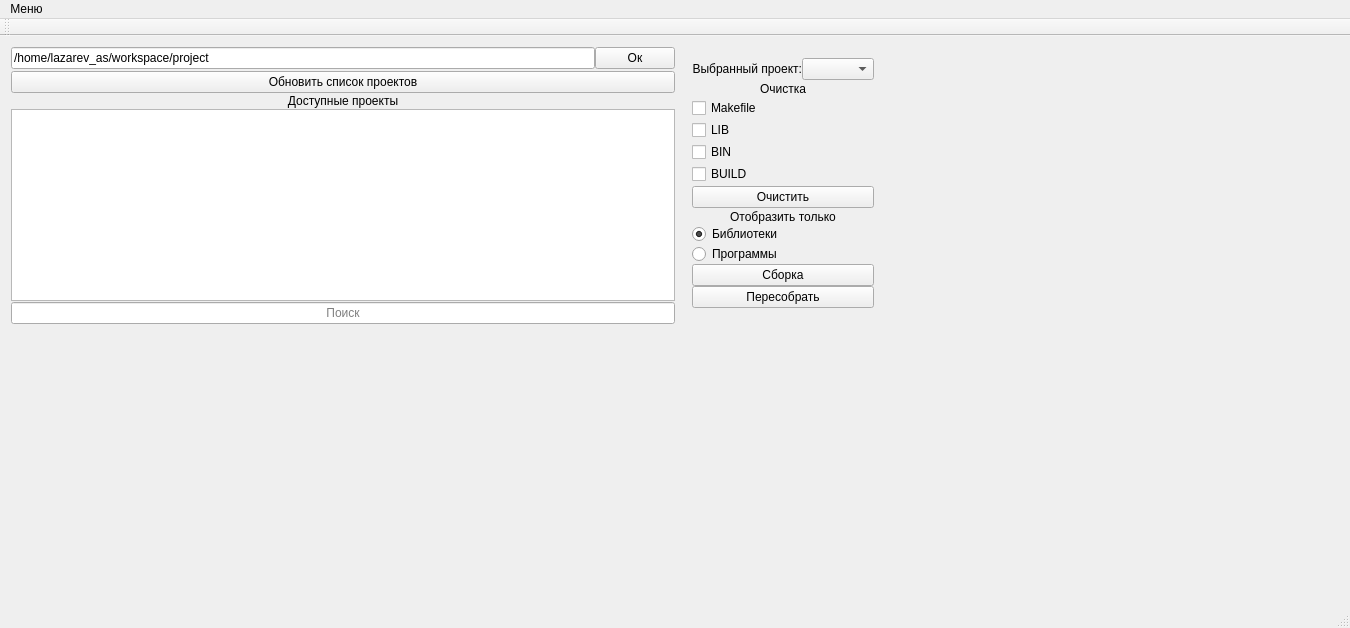
First picture: the form in src/gui/mainwindow.ui, repository VinTRiZz/ProjectUtility, before the edit.
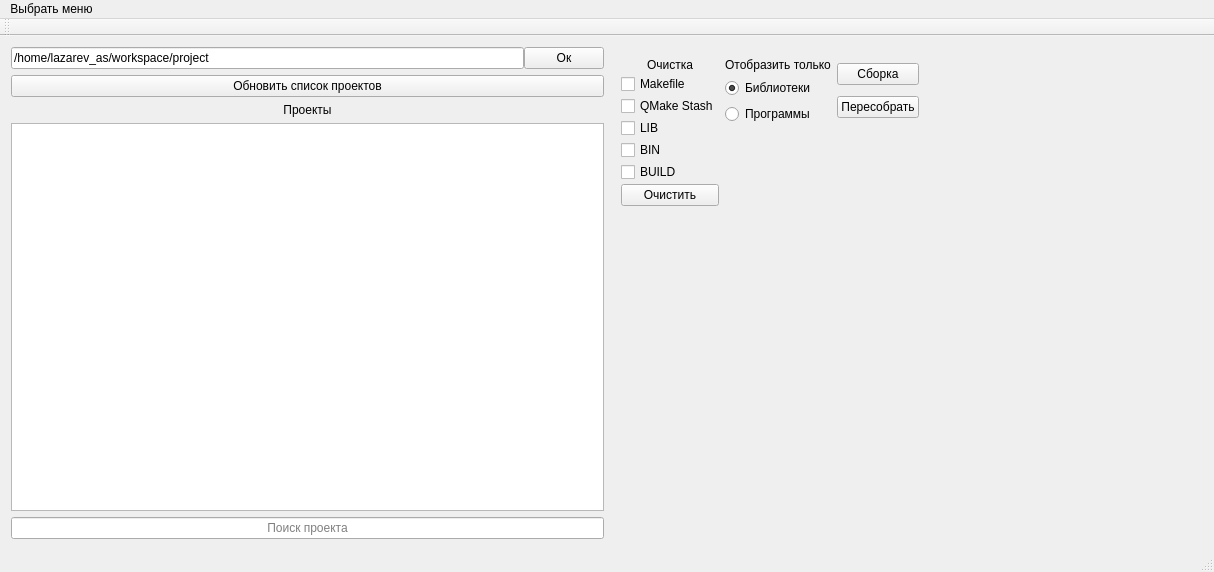
Second picture: the form after the edit. The open tabs and pages were chosen to show the change.

The edit to the form file:
```diff
--- a/src/gui/mainwindow.ui
+++ b/src/gui/mainwindow.ui
@@ -6,8 +6,8 @@
    <rect>
     <x>0</x>
     <y>0</y>
-    <width>1350</width>
-    <height>628</height>
+    <width>1214</width>
+    <height>572</height>
    </rect>
   </property>
   <property name="windowTitle">
@@ -15,16 +15,106 @@
   </property>
   <widget class="QWidget" name="centralWidget">
    <layout class="QGridLayout" name="gridLayout_2">
-    <item row="0" column="2" rowspan="3">
+    <item row="0" column="0">
+     <layout class="QVBoxLayout" name="verticalLayout_7">
+      <item>
+       <layout class="QHBoxLayout" name="horizontalLayout_3">
+        <property name="spacing">
+         <number>0</number>
+        </property>
+        <item>
+         <widget class="QLineEdit" name="basePath_lineEdit">
+          <property name="text">
+           <string>/home/lazarev_as/workspace/project</string>
+          </property>
+          <property name="placeholderText">
+           <string>Директория с проектами</string>
+          </property>
+         </widget>
+        </item>
+        <item>
+         <widget class="QPushButton" name="acceptBasePath_pushButton">
+          <property name="text">
+           <string>Ок</string>
+          </property>
+         </widget>
+        </item>
+       </layout>
+      </item>
+      <item>
+       <widget class="QPushButton" name="update_pushButton">
+        <property name="sizePolicy">
+         <sizepolicy hsizetype="Preferred" vsizetype="Fixed">
+          <horstretch>0</horstretch>
+          <verstretch>0</verstretch>
+         </sizepolicy>
+        </property>
+        <property name="minimumSize">
+         <size>
+          <width>0</width>
+          <height>0</height>
+         </size>
+        </property>
+        <property name="text">
+         <string>Обновить список проектов</string>
+        </property>
+       </widget>
+      </item>
+      <item>
+       <widget class="QLabel" name="label">
+        <property name="sizePolicy">
+         <sizepolicy hsizetype="Preferred" vsizetype="Fixed">
+          <horstretch>0</horstretch>
+          <verstretch>0</verstretch>
+         </sizepolicy>
+        </property>
+        <property name="layoutDirection">
+         <enum>Qt::LeftToRight</enum>
+        </property>
+        <property name="text">
+         <string>Проекты</string>
+        </property>
+        <property name="alignment">
+         <set>Qt::AlignCenter</set>
+        </property>
+       </widget>
+      </item>
+      <item>
+       <widget class="QListWidget" name="projects_listWidget">
+        <property name="focusPolicy">
+         <enum>Qt::NoFocus</enum>
+        </property>
+        <property name="sortingEnabled">
+         <bool>true</bool>
+        </property>
+       </widget>
+      </item>
+      <item>
+       <widget class="QLineEdit" name="searchProject_lineEdit">
+        <property name="alignment">
+         <set>Qt::AlignCenter</set>
+        </property>
+        <property name="placeholderText">
+         <string>Поиск проекта</string>
+        </property>
+       </widget>
+      </item>
+     </layout>
+    </item>
+    <item row="0" column="1">
      <widget class="QStackedWidget" name="stackedWidget">
+      <property name="sizePolicy">
+       <sizepolicy hsizetype="Expanding" vsizetype="Expanding">
+        <horstretch>0</horstretch>
+        <verstretch>0</verstretch>
+       </sizepolicy>
+      </property>
       <property name="currentIndex">
        <number>1</number>
       </property>
       <widget class="QWidget" name="page">
-       <layout class="QVBoxLayout" name="verticalLayout_5">
-        <item>
-         <layout class="QHBoxLayout" name="horizontalLayout_5">
-          <item>
+       <layout class="QGridLayout" name="gridLayout_4">
+        <item row="0" column="0" rowspan="2">
            <layout class="QVBoxLayout" name="verticalLayout_3">
             <property name="spacing">
              <number>2</number>
@@ -32,32 +122,6 @@
             <property name="sizeConstraint">
              <enum>QLayout::SetDefaultConstraint</enum>
             </property>
-            <item>
-             <layout class="QHBoxLayout" name="horizontalLayout">
-              <property name="spacing">
-               <number>0</number>
-              </property>
-              <item>
-               <widget class="QLabel" name="label">
-                <property name="sizePolicy">
-                 <sizepolicy hsizetype="Preferred" vsizetype="Fixed">
-                  <horstretch>0</horstretch>
-                  <verstretch>0</verstretch>
-                 </sizepolicy>
-                </property>
-                <property name="text">
-                 <string>Выбранный проект:</string>
-                </property>
-                <property name="alignment">
-                 <set>Qt::AlignRight|Qt::AlignTrailing|Qt::AlignVCenter</set>
-                </property>
-               </widget>
-              </item>
-              <item>
-               <widget class="QComboBox" name="project_comboBox"/>
-              </item>
-             </layout>
-            </item>
             <item>
              <widget class="QLabel" name="label_4">
               <property name="sizePolicy">
@@ -84,6 +148,13 @@
               </property>
              </widget>
             </item>
+          <item>
+           <widget class="QCheckBox" name="qmakeStash_checkBox">
+            <property name="text">
+             <string>QMake Stash</string>
+            </property>
+           </widget>
+          </item>
             <item>
              <widget class="QCheckBox" name="lib_checkBox">
               <property name="focusPolicy">
@@ -122,10 +193,22 @@
              </widget>
             </item>
             <item>
-             <layout class="QVBoxLayout" name="verticalLayout_4">
-              <property name="spacing">
-               <number>0</number>
-              </property>
+           <spacer name="verticalSpacer_3">
+            <property name="orientation">
+             <enum>Qt::Vertical</enum>
+            </property>
+            <property name="sizeHint" stdset="0">
+             <size>
+              <width>20</width>
+              <height>40</height>
+             </size>
+            </property>
+           </spacer>
+          </item>
+         </layout>
+        </item>
+        <item row="0" column="1">
+         <layout class="QVBoxLayout" name="verticalLayout_5">
               <item>
                <widget class="QLabel" name="label_5">
                 <property name="sizePolicy">
@@ -159,6 +242,10 @@
                 </property>
                </widget>
               </item>
+         </layout>
+        </item>
+        <item row="0" column="2">
+         <layout class="QVBoxLayout" name="verticalLayout_4">
               <item>
                <widget class="QPushButton" name="build_pushButton">
                 <property name="text">
@@ -175,35 +262,44 @@
               </item>
              </layout>
             </item>
-            <item>
-             <spacer name="verticalSpacer_3">
-              <property name="orientation">
-               <enum>Qt::Vertical</enum>
-              </property>
-              <property name="sizeHint" stdset="0">
-               <size>
-                <width>20</width>
-                <height>40</height>
-               </size>
-              </property>
-             </spacer>
-            </item>
-           </layout>
-          </item>
-          <item>
+        <item row="0" column="3">
            <spacer name="horizontalSpacer_4">
             <property name="orientation">
              <enum>Qt::Horizontal</enum>
             </property>
             <property name="sizeHint" stdset="0">
              <size>
-              <width>40</width>
+            <width>231</width>
               <height>20</height>
              </size>
             </property>
            </spacer>
           </item>
-         </layout>
+        <item row="1" column="1">
+         <spacer name="verticalSpacer">
+          <property name="orientation">
+           <enum>Qt::Vertical</enum>
+          </property>
+          <property name="sizeHint" stdset="0">
+           <size>
+            <width>20</width>
+            <height>370</height>
+           </size>
+          </property>
+         </spacer>
+        </item>
+        <item row="1" column="2">
+         <spacer name="verticalSpacer_2">
+          <property name="orientation">
+           <enum>Qt::Vertical</enum>
+          </property>
+          <property name="sizeHint" stdset="0">
+           <size>
+            <width>20</width>
+            <height>370</height>
+           </size>
+          </property>
+         </spacer>
         </item>
        </layout>
       </widget>
@@ -336,63 +432,44 @@
           </item>
          </layout>
         </item>
-       </layout>
-      </widget>
-     </widget>
-    </item>
-    <item row="0" column="0" colspan="2">
-     <layout class="QVBoxLayout" name="verticalLayout_7">
+        <item row="1" column="1">
+         <layout class="QVBoxLayout" name="verticalLayout_2">
       <property name="spacing">
        <number>2</number>
       </property>
       <item>
-       <layout class="QHBoxLayout" name="horizontalLayout_3">
-        <property name="spacing">
-         <number>0</number>
-        </property>
-        <item>
-         <widget class="QLineEdit" name="basePath_lineEdit">
+           <widget class="QLabel" name="label_2">
+            <property name="sizePolicy">
+             <sizepolicy hsizetype="Preferred" vsizetype="Fixed">
+              <horstretch>0</horstretch>
+              <verstretch>0</verstretch>
+             </sizepolicy>
+            </property>
           <property name="text">
-           <string>/home/lazarev_as/workspace/project</string>
-          </property>
-          <property name="placeholderText">
-           <string>Директория с проектами</string>
+             <string>Подключенные библиотеки</string>
+            </property>
+            <property name="alignment">
+             <set>Qt::AlignCenter</set>
           </property>
          </widget>
         </item>
         <item>
-         <widget class="QPushButton" name="acceptBasePath_pushButton">
-          <property name="text">
-           <string>Ок</string>
+           <widget class="QListWidget" name="addedLibs_listWidget">
+            <property name="sizePolicy">
+             <sizepolicy hsizetype="Minimum" vsizetype="Preferred">
+              <horstretch>0</horstretch>
+              <verstretch>0</verstretch>
+             </sizepolicy>
           </property>
          </widget>
         </item>
        </layout>
       </item>
-      <item>
+        <item row="0" column="1">
        <layout class="QVBoxLayout" name="verticalLayout">
         <property name="spacing">
          <number>1</number>
         </property>
-        <item>
-         <widget class="QPushButton" name="update_pushButton">
-          <property name="sizePolicy">
-           <sizepolicy hsizetype="Preferred" vsizetype="Fixed">
-            <horstretch>0</horstretch>
-            <verstretch>0</verstretch>
-           </sizepolicy>
-          </property>
-          <property name="minimumSize">
-           <size>
-            <width>0</width>
-            <height>0</height>
-           </size>
-          </property>
-          <property name="text">
-           <string>Обновить список проектов</string>
-          </property>
-         </widget>
-        </item>
         <item>
          <widget class="QLabel" name="label_3">
           <property name="sizePolicy">
@@ -402,7 +479,7 @@
            </sizepolicy>
           </property>
           <property name="text">
-           <string>Доступные проекты</string>
+             <string>Доступные библиотеки</string>
           </property>
           <property name="alignment">
            <set>Qt::AlignCenter</set>
@@ -425,26 +502,15 @@
            <set>Qt::AlignCenter</set>
           </property>
           <property name="placeholderText">
-           <string>Поиск</string>
+             <string>Поиск библиотеки</string>
           </property>
          </widget>
         </item>
        </layout>
       </item>
      </layout>
-    </item>
-    <item row="1" column="0">
-     <spacer name="horizontalSpacer_3">
-      <property name="orientation">
-       <enum>Qt::Horizontal</enum>
-      </property>
-      <property name="sizeHint" stdset="0">
-       <size>
-        <width>40</width>
-        <height>20</height>
-       </size>
-      </property>
-     </spacer>
+      </widget>
+     </widget>
     </item>
    </layout>
   </widget>
@@ -453,13 +519,13 @@
     <rect>
      <x>0</x>
      <y>0</y>
-     <width>1350</width>
+     <width>1214</width>
      <height>23</height>
     </rect>
    </property>
    <widget class="QMenu" name="menu">
     <property name="title">
-     <string>Меню</string>
+     <string>Выбрать меню</string>
     </property>
     <addaction name="projectControl_action"/>
     <addaction name="depends_action"/>
```
Left out of the diff: 69 changed lines with no effect on the pictures. Lines whose indentation alone changed are shown as unchanged.
